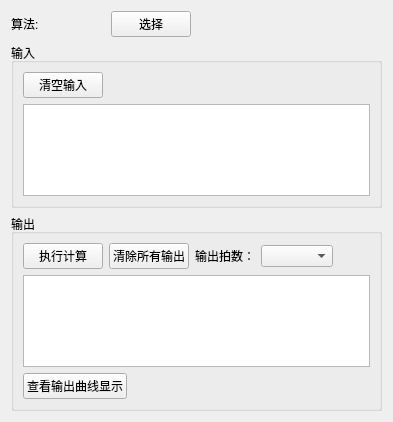
First picture: the form in operstionWidget.ui, repository jiaqingguo/FMU_QT, before the edit.
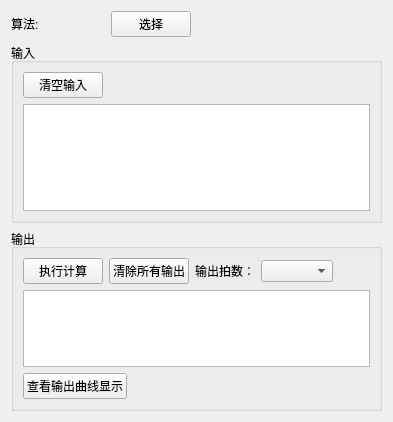
Second picture: the form after the edit.

```diff
--- a/operstionWidget.ui
+++ b/operstionWidget.ui
@@ -63,7 +63,13 @@
      <property name="minimumSize">
       <size>
        <width>0</width>
-       <height>150</height>
+       <height>180</height>
+      </size>
+     </property>
+     <property name="maximumSize">
+      <size>
+       <width>16777215</width>
+       <height>16777215</height>
       </size>
      </property>
      <property name="title">
@@ -98,13 +104,32 @@
        </layout>
       </item>
       <item>
-       <widget class="QTableWidget" name="tableWidget_input"/>
+       <widget class="QTableWidget" name="tableWidget_input">
+        <property name="minimumSize">
+         <size>
+          <width>0</width>
+          <height>70</height>
+         </size>
+        </property>
+        <property name="maximumSize">
+         <size>
+          <width>16777215</width>
+          <height>16777215</height>
+         </size>
+        </property>
+       </widget>
       </item>
      </layout>
     </widget>
    </item>
    <item>
     <widget class="QGroupBox" name="groupBox_output">
+     <property name="minimumSize">
+      <size>
+       <width>0</width>
+       <height>180</height>
+      </size>
+     </property>
      <property name="title">
       <string>输出</string>
      </property>
@@ -155,7 +180,14 @@
        </layout>
       </item>
       <item>
-       <widget class="QTableWidget" name="tableWidget_output"/>
+       <widget class="QTableWidget" name="tableWidget_output">
+        <property name="minimumSize">
+         <size>
+          <width>0</width>
+          <height>70</height>
+         </size>
+        </property>
+       </widget>
       </item>
       <item>
        <layout class="QHBoxLayout" name="horizontalLayout_3">
```
